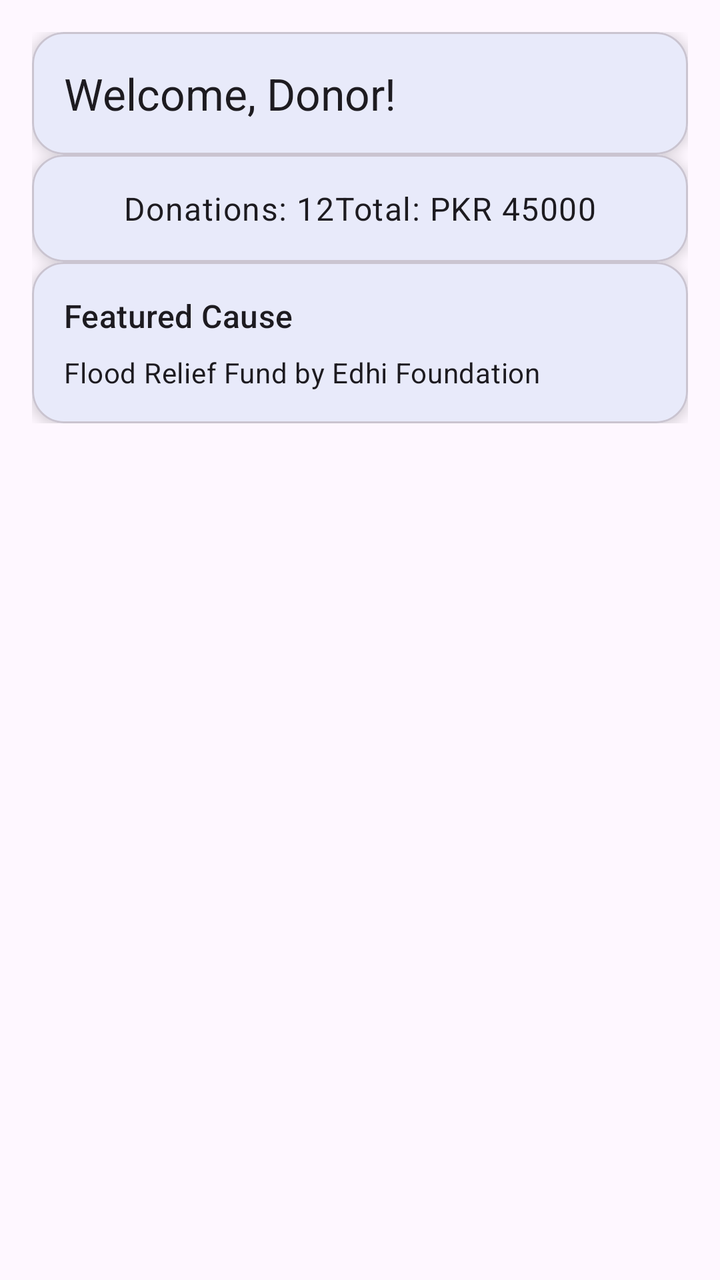
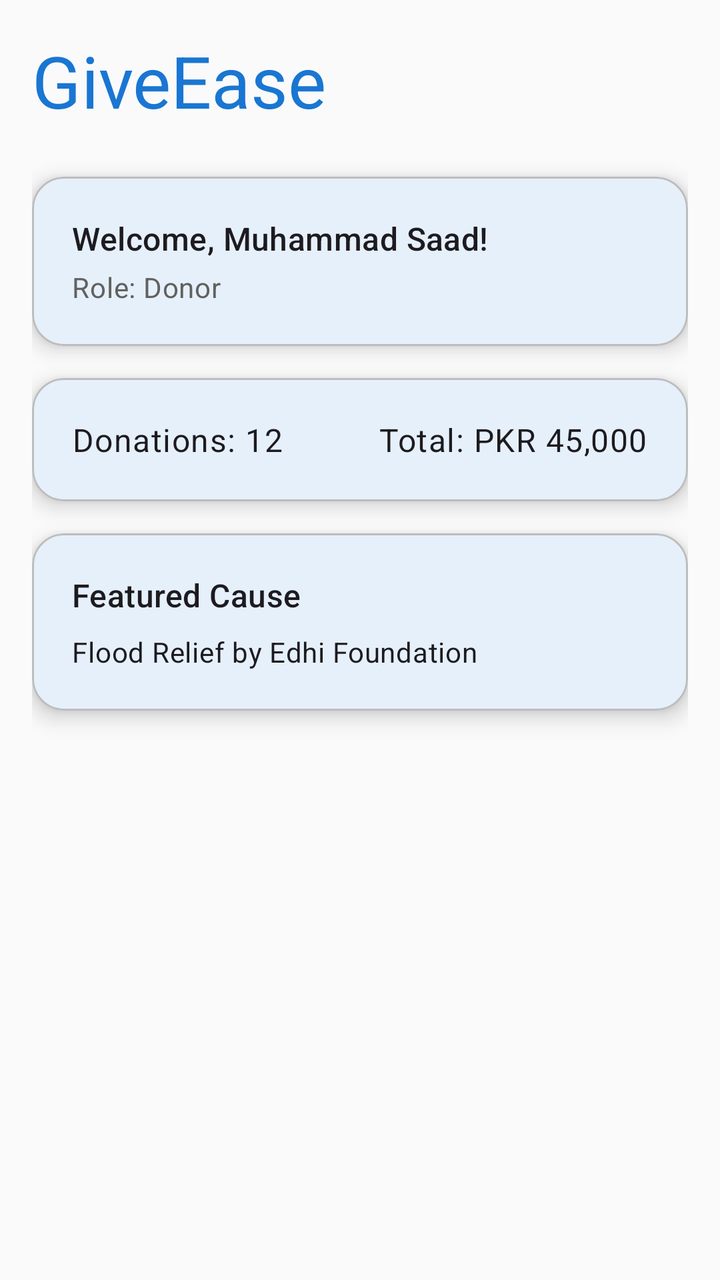

Two renders of the same Android screen: before a commit and after it. Below are the layout's source before the change and the commit's diff.
<!-- AndroidManifest.xml: application theme Theme.GiveEase -->
<!-- res/layout/fragment_donor_home.xml -->
<?xml version="1.0" encoding="utf-8"?>
<androidx.core.widget.NestedScrollView
    xmlns:android="http://schemas.android.com/apk/res/android"
    xmlns:app="http://schemas.android.com/apk/res-auto"
    android:layout_width="match_parent"
    android:layout_height="match_parent"
    android:padding="16dp">

    <LinearLayout
        android:orientation="vertical"
        android:layout_width="match_parent"
        android:layout_height="wrap_content"
        android:gravity="center_horizontal"
        android:spacing="12dp">

        
        <com.google.android.material.card.MaterialCardView
            android:layout_width="match_parent"
            android:layout_height="wrap_content"
            app:cardElevation="4dp"
            app:cardCornerRadius="16dp">

            <TextView
                android:id="@+id/tvWelcome"
                android:layout_width="match_parent"
                android:layout_height="wrap_content"
                android:text="Welcome, Donor!"
                android:textAppearance="@style/TextAppearance.Material3.TitleLarge"
                android:padding="16dp"/>
        </com.google.android.material.card.MaterialCardView>

        
        <com.google.android.material.card.MaterialCardView
            android:layout_width="match_parent"
            android:layout_height="wrap_content"
            app:cardCornerRadius="16dp"
            app:cardElevation="4dp">

            <LinearLayout
                android:layout_width="match_parent"
                android:layout_height="wrap_content"
                android:orientation="horizontal"
                android:padding="16dp"
                android:gravity="center">

                <TextView
                    android:layout_width="wrap_content"
                    android:layout_height="wrap_content"
                    android:text="Donations: 12"
                    android:textAppearance="@style/TextAppearance.Material3.BodyLarge"/>
                <TextView
                    android:layout_width="wrap_content"
                    android:layout_height="wrap_content"
                    android:text="Total: PKR 45000"
                    android:textAppearance="@style/TextAppearance.Material3.BodyLarge"/>
            </LinearLayout>
        </com.google.android.material.card.MaterialCardView>

        
        <com.google.android.material.card.MaterialCardView
            android:layout_width="match_parent"
            android:layout_height="wrap_content"
            app:cardElevation="4dp"
            app:cardCornerRadius="16dp">

            <LinearLayout
                android:layout_width="match_parent"
                android:layout_height="wrap_content"
                android:orientation="vertical"
                android:padding="16dp">

                <TextView
                    android:layout_width="wrap_content"
                    android:layout_height="wrap_content"
                    android:text="Featured Cause"
                    android:textAppearance="@style/TextAppearance.Material3.TitleMedium"/>

                <TextView
                    android:layout_width="wrap_content"
                    android:layout_height="wrap_content"
                    android:text="Flood Relief Fund by Edhi Foundation"
                    android:paddingTop="8dp"
                    android:textAppearance="@style/TextAppearance.Material3.BodyMedium"/>

            </LinearLayout>
        </com.google.android.material.card.MaterialCardView>
    </LinearLayout>
</androidx.core.widget.NestedScrollView>
<!-- resources referenced by this layout -->
<resources>
  <style name="Theme.GiveEase" parent="Theme.Material3.DayNight.NoActionBar">
          
          <item name="colorOnPrimary">@color/white</item>
          <item name="colorSecondary">@color/teal_200</item>
          <item name="colorSecondaryVariant">@color/teal_700</item>
          <item name="colorOnSecondary">@color/black</item>
          <item name="colorPrimary">@color/primary_blue</item>
          <item name="colorPrimaryVariant">@color/primary_blue_dark</item>
          <item name="android:statusBarColor" tools:targetApi="l">?attr/colorPrimaryVariant</item>
      </style>
  <color name="white">#FFFFFFFF</color>
  <color name="teal_200">#FF03DAC5</color>
  <color name="teal_700">#FF018786</color>
  <color name="black">#FF000000</color>
  <color name="primary_blue">#1976D2</color>
  <color name="primary_blue_dark">#1565C0</color>
</resources>

<!-- the commit's change to res/layout/fragment_donor_home.xml (unified diff, before → after) -->
@@ -1,32 +1,58 @@
 <?xml version="1.0" encoding="utf-8"?>
-<androidx.core.widget.NestedScrollView
-    xmlns:android="http://schemas.android.com/apk/res/android"
+<ScrollView xmlns:android="http://schemas.android.com/apk/res/android"
     xmlns:app="http://schemas.android.com/apk/res-auto"
     android:layout_width="match_parent"
     android:layout_height="match_parent"
+    android:background="@color/background"
     android:padding="16dp">
 
     <LinearLayout
-        android:orientation="vertical"
         android:layout_width="match_parent"
         android:layout_height="wrap_content"
-        android:gravity="center_horizontal"
-        android:spacing="12dp">
+        android:orientation="vertical">
+
+        
+        <TextView
+            android:id="@+id/tvAppTitle"
+            android:layout_width="wrap_content"
+            android:layout_height="wrap_content"
+            android:text="GiveEase"
+            android:textAppearance="@style/TextAppearance.Material3.DisplaySmall"
+            android:textColor="@color/primary_blue"
+            android:layout_marginBottom="24dp"/>
 
         
         <com.google.android.material.card.MaterialCardView
             android:layout_width="match_parent"
             android:layout_height="wrap_content"
-            app:cardElevation="4dp"
-            app:cardCornerRadius="16dp">
+            app:cardCornerRadius="16dp"
+            app:cardElevation="6dp"
+            app:strokeColor="@color/outline"
+            app:strokeWidth="1dp"
+            android:layout_marginBottom="16dp">
 
-            <TextView
-                android:id="@+id/tvWelcome"
+            <LinearLayout
                 android:layout_width="match_parent"
                 android:layout_height="wrap_content"
-                android:text="Welcome, Donor!"
-                android:textAppearance="@style/TextAppearance.Material3.TitleLarge"
-                android:padding="16dp"/>
+                android:orientation="vertical"
+                android:padding="20dp">
+
+                <TextView
+                    android:id="@+id/tvWelcomeMessage"
+                    android:layout_width="wrap_content"
+                    android:layout_height="wrap_content"
+                    android:text="Welcome, Muhammad Saad!"
+                    android:textAppearance="@style/TextAppearance.Material3.TitleMedium"/>
+
+                <TextView
+                    android:id="@+id/tvRole"
+                    android:layout_width="wrap_content"
+                    android:layout_height="wrap_content"
+                    android:text="Role: Donor"
+                    android:textAppearance="@style/TextAppearance.Material3.BodyMedium"
+                    android:textColor="@color/onSurfaceSecondary"
+                    android:layout_marginTop="4dp"/>
+            </LinearLayout>
         </com.google.android.material.card.MaterialCardView>
 
         
@@ -34,24 +60,31 @@
             android:layout_width="match_parent"
             android:layout_height="wrap_content"
             app:cardCornerRadius="16dp"
-            app:cardElevation="4dp">
+            app:cardElevation="6dp"
+            app:strokeColor="@color/outline"
+            app:strokeWidth="1dp"
+            android:layout_marginBottom="16dp">
 
             <LinearLayout
                 android:layout_width="match_parent"
                 android:layout_height="wrap_content"
                 android:orientation="horizontal"
-                android:padding="16dp"
+                android:padding="20dp"
                 android:gravity="center">
 
                 <TextView
-                    android:layout_width="wrap_content"
+                    android:id="@+id/tvDonationsCount"
+                    android:layout_width="0dp"
+                    android:layout_weight="1"
                     android:layout_height="wrap_content"
                     android:text="Donations: 12"
                     android:textAppearance="@style/TextAppearance.Material3.BodyLarge"/>
+
                 <TextView
+                    android:id="@+id/tvTotalAmount"
                     android:layout_width="wrap_content"
                     android:layout_height="wrap_content"
-                    android:text="Total: PKR 45000"
+                    android:text="Total: PKR 45,000"
                     android:textAppearance="@style/TextAppearance.Material3.BodyLarge"/>
             </LinearLayout>
         </com.google.android.material.card.MaterialCardView>
@@ -60,29 +93,34 @@
         <com.google.android.material.card.MaterialCardView
             android:layout_width="match_parent"
             android:layout_height="wrap_content"
-            app:cardElevation="4dp"
-            app:cardCornerRadius="16dp">
+            app:cardCornerRadius="16dp"
+            app:cardElevation="6dp"
+            app:strokeColor="@color/outline"
+            app:strokeWidth="1dp"
+            android:layout_marginBottom="16dp">
 
             <LinearLayout
                 android:layout_width="match_parent"
                 android:layout_height="wrap_content"
                 android:orientation="vertical"
-                android:padding="16dp">
+                android:padding="20dp">
 
                 <TextView
+                    android:id="@+id/tvFeaturedTitle"
                     android:layout_width="wrap_content"
                     android:layout_height="wrap_content"
                     android:text="Featured Cause"
                     android:textAppearance="@style/TextAppearance.Material3.TitleMedium"/>
 
                 <TextView
+                    android:id="@+id/tvFeaturedNgo"
                     android:layout_width="wrap_content"
                     android:layout_height="wrap_content"
-                    android:text="Flood Relief Fund by Edhi Foundation"
-                    android:paddingTop="8dp"
-                    android:textAppearance="@style/TextAppearance.Material3.BodyMedium"/>
-
+                    android:text="Flood Relief by Edhi Foundation"
+                    android:textAppearance="@style/TextAppearance.Material3.BodyMedium"
+                    android:layout_marginTop="8dp"/>
             </LinearLayout>
         </com.google.android.material.card.MaterialCardView>
+
     </LinearLayout>
-</androidx.core.widget.NestedScrollView>
+</ScrollView>
<!-- resource entries referenced after the edit -->
@@ -1,20 +1,31 @@
 <!-- resources referenced by this layout -->
 <resources>
-  <style name="Theme.GiveEase" parent="Theme.Material3.DayNight.NoActionBar">
+  <color name="background">#FAFAFA</color>
+  <color name="onSurfaceSecondary">#616161</color>
+  <color name="outline">#BDBDBD</color>
+  <style name="Theme.GiveEase" parent="Theme.Material3.Light.NoActionBar">
           
+          <item name="colorPrimary">@color/primary_blue</item>
           <item name="colorOnPrimary">@color/white</item>
           <item name="colorSecondary">@color/teal_200</item>
-          <item name="colorSecondaryVariant">@color/teal_700</item>
           <item name="colorOnSecondary">@color/black</item>
-          <item name="colorPrimary">@color/primary_blue</item>
-          <item name="colorPrimaryVariant">@color/primary_blue_dark</item>
-          <item name="android:statusBarColor" tools:targetApi="l">?attr/colorPrimaryVariant</item>
+  
+          
+          <item name="android:windowBackground">@color/background</item>
+          <item name="colorSurface">@color/surface</item>
+          <item name="colorOnSurface">@color/onSurface</item>
+          <item name="colorOnBackground">@color/onBackground</item>
+  
+          
+          <item name="android:statusBarColor" tools:targetApi="l">?attr/colorPrimary</item>
+  
       </style>
   <color name="white">#FFFFFFFF</color>
   <color name="teal_200">#FF03DAC5</color>
-  <color name="teal_700">#FF018786</color>
   <color name="black">#FF000000</color>
+  <color name="surface">#FFFFFF</color>
+  <color name="onSurface">#212121</color>
+  <color name="onBackground">#212121</color>
   <color name="primary_blue">#1976D2</color>
-  <color name="primary_blue_dark">#1565C0</color>
 </resources>
 
